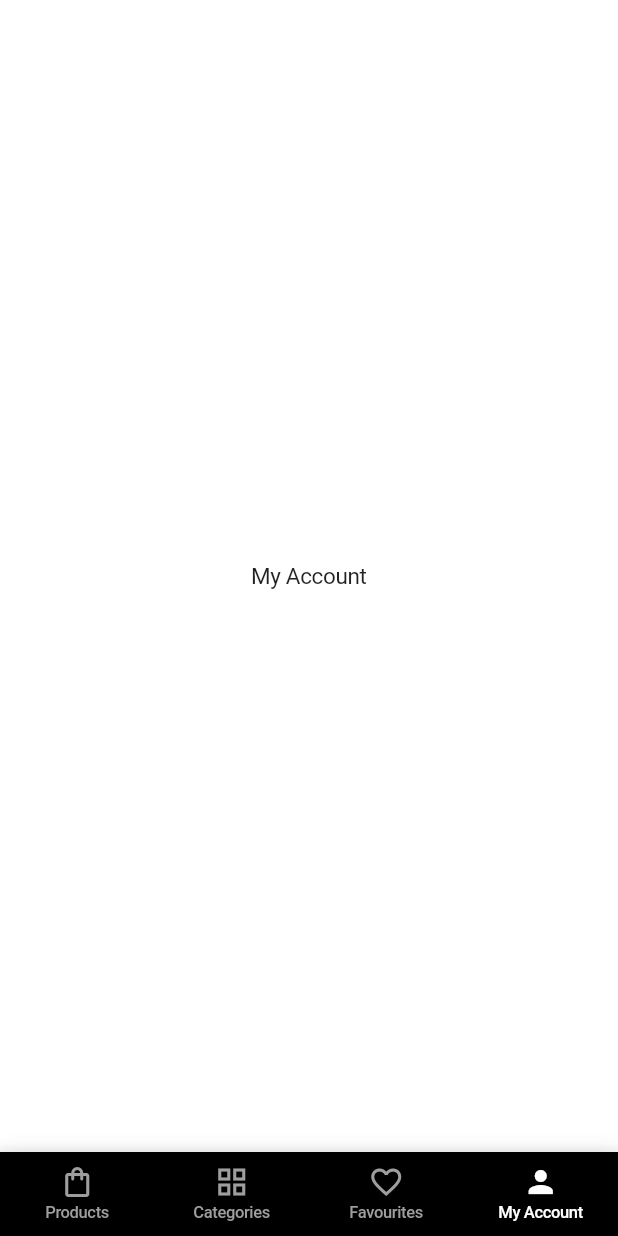
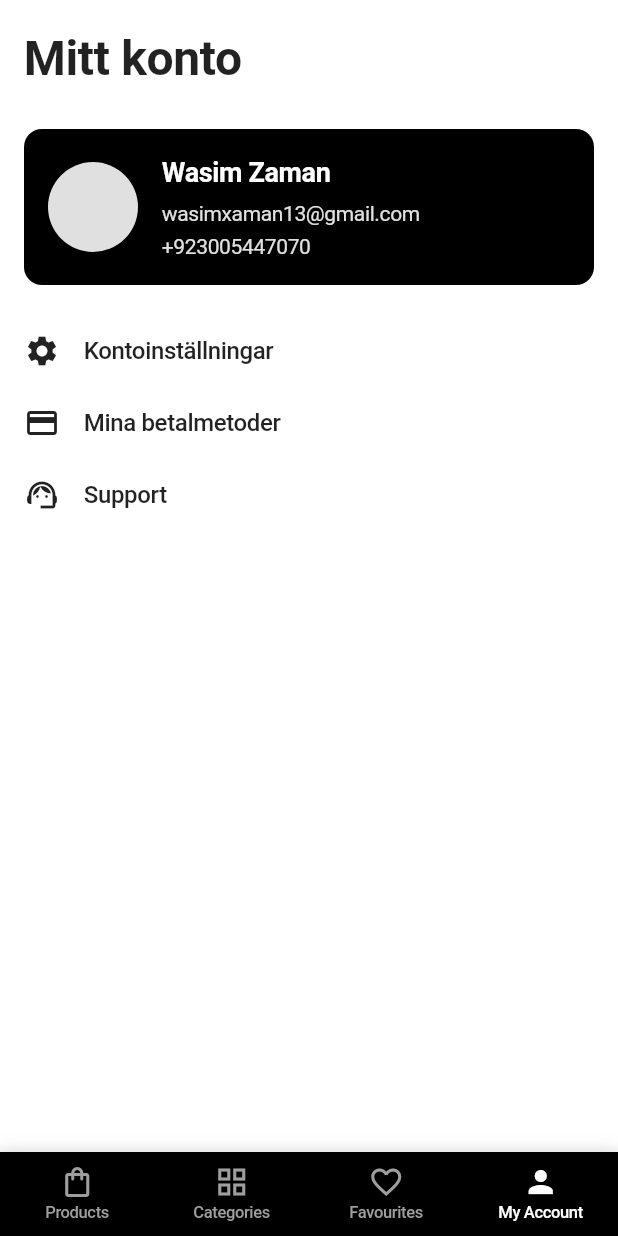
Before and after one commit to Wasim-Zaman/ecommerce_testing, a Flutter app: the screen it shows after launch, item 4 of the bottom bar chosen, on a phone screen of 412 x 824 dp. Run offline on Flutter 3.47's test engine with Material 3 defaults, Android fonts, the phone set to English and light mode, and no system bars; our stand-ins replace carousel_slider, flutter_bloc; network calls fail.

Commit message:
Refactor home_screen.dart to add user settings screen

```diff
--- a/lib/view/screens/home_screen.dart
+++ b/lib/view/screens/home_screen.dart
@@ -1,6 +1,7 @@
 import 'package:ecommerce_testing/view/screens/categories_screen.dart';
 import 'package:ecommerce_testing/view/screens/favorites_screen.dart';
 import 'package:ecommerce_testing/view/screens/products_screen.dart';
+import 'package:ecommerce_testing/view/screens/user_settings_screen.dart';
 import 'package:flutter/material.dart';
 
 class HomeScreen extends StatefulWidget {
@@ -17,7 +18,7 @@ class _HomeScreenState extends State<HomeScreen> {
     const ProductsScreen(),
     const CategoriesScreen(),
     const FavoritesScreen(),
-    const Center(child: Text('My Account')),
+    const UserSettingsScreen(),
   ];
 
   @override
--- /dev/null
+++ b/lib/view/screens/user_settings_screen.dart
@@ -0,0 +1,124 @@
+import 'package:flutter/material.dart';
+
+class UserSettingsScreen extends StatelessWidget {
+  const UserSettingsScreen({super.key});
+
+  @override
+  Widget build(BuildContext context) {
+    return Scaffold(
+      body: SafeArea(
+        child: Padding(
+          padding: const EdgeInsets.all(16.0),
+          child: Column(
+            crossAxisAlignment: CrossAxisAlignment.start,
+            children: [
+              const Text(
+                'Mitt konto',
+                style: TextStyle(
+                  fontSize: 32,
+                  fontWeight: FontWeight.bold,
+                ),
+              ),
+              const SizedBox(height: 24),
+              // User Profile Card
+              Container(
+                padding: const EdgeInsets.all(16),
+                decoration: BoxDecoration(
+                  color: Colors.black,
+                  borderRadius: BorderRadius.circular(12),
+                ),
+                child: Row(
+                  children: [
+                    // Profile Picture
+                    Container(
+                      width: 60,
+                      height: 60,
+                      decoration: BoxDecoration(
+                        color: Colors.grey[300],
+                        shape: BoxShape.circle,
+                      ),
+                    ),
+                    const SizedBox(width: 16),
+                    // User Info
+                    Column(
+                      crossAxisAlignment: CrossAxisAlignment.start,
+                      children: [
+                        const Text(
+                          'Wasim Zaman',
+                          style: TextStyle(
+                            color: Colors.white,
+                            fontSize: 18,
+                            fontWeight: FontWeight.bold,
+                          ),
+                        ),
+                        const SizedBox(height: 4),
+                        Text(
+                          'wasimxaman13@gmail.com',
+                          style: TextStyle(
+                            color: Colors.grey[300],
+                            fontSize: 14,
+                          ),
+                        ),
+                        const SizedBox(height: 2),
+                        Text(
+                          '+923005447070',
+                          style: TextStyle(
+                            color: Colors.grey[300],
+                            fontSize: 14,
+                          ),
+                        ),
+                      ],
+                    ),
+                  ],
+                ),
+              ),
+              const SizedBox(height: 32),
+              // Settings Options
+              _buildSettingOption(
+                icon: Icons.settings,
+                title: 'Kontoinställningar',
+                onTap: () {},
+              ),
+              _buildSettingOption(
+                icon: Icons.payment,
+                title: 'Mina betalmetoder',
+                onTap: () {},
+              ),
+              _buildSettingOption(
+                icon: Icons.support_agent,
+                title: 'Support',
+                onTap: () {},
+              ),
+            ],
+          ),
+        ),
+      ),
+    );
+  }
+
+  Widget _buildSettingOption({
+    required IconData icon,
+    required String title,
+    required VoidCallback onTap,
+  }) {
+    return Padding(
+      padding: const EdgeInsets.only(bottom: 24),
+      child: InkWell(
+        onTap: onTap,
+        child: Row(
+          children: [
+            Icon(icon, size: 24),
+            const SizedBox(width: 16),
+            Text(
+              title,
+              style: const TextStyle(
+                fontSize: 16,
+                fontWeight: FontWeight.w500,
+              ),
+            ),
+          ],
+        ),
+      ),
+    );
+  }
+}
```
Also changed, not shown: lib/view/screens/favorites_screen.dart (+109 -34 lines).
